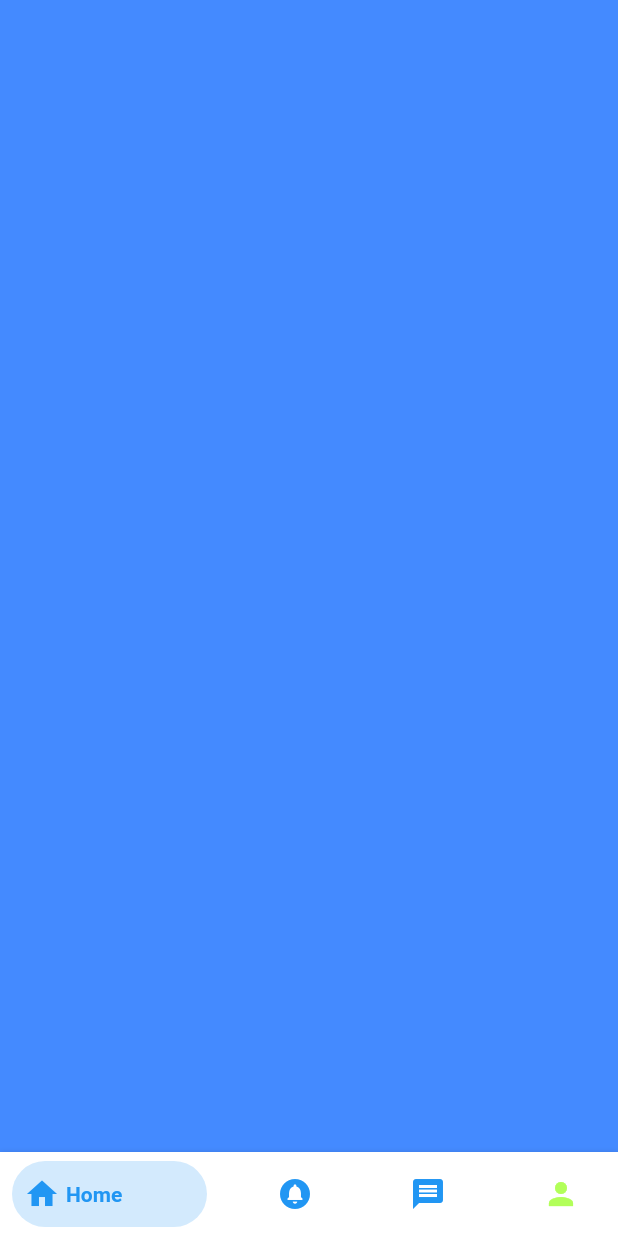
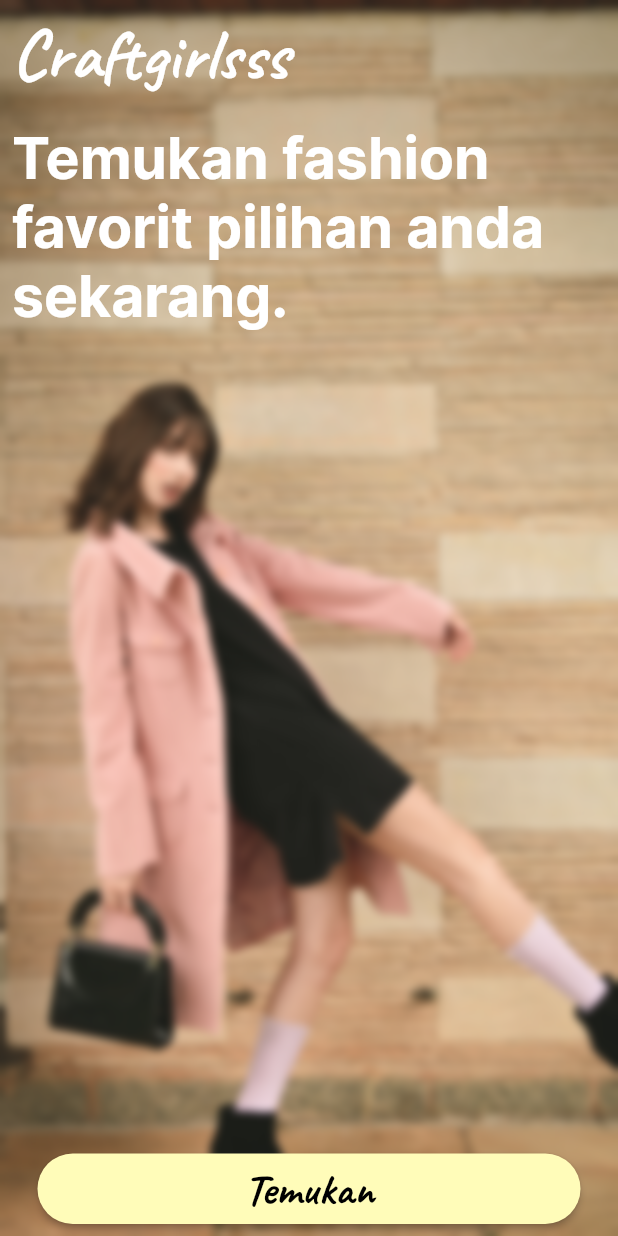
Before and after one commit to craftgirlsss/craftgirlsss-flutter, a Flutter app: the screen it shows after launch, on a phone screen of 412 x 824 dp. Run offline on Flutter 3.47's test engine with Material 2 defaults, Android fonts, the light colour scheme and no system bars; drawn by our look-alikes of bottom_navy_bar; our stand-ins replace get, supabase_flutter; accounts and stored records are empty.

```diff
--- a/lib/main.dart
+++ b/lib/main.dart
@@ -4,10 +4,15 @@ import 'package:craftgirlsss/src/mainpage.dart';
 import 'package:flutter/material.dart';
 import 'package:get/get.dart';
 import 'package:supabase_flutter/supabase_flutter.dart';
+import 'package:flutter/scheduler.dart';
+
+import 'src/views/splashscreen/splashscreen.dart';
 
 Future<void> main() async {
   HttpOverrides.global = CertificateNetwork();
   WidgetsFlutterBinding.ensureInitialized();
+  final isLight =
+      SchedulerBinding.instance.window.platformBrightness == Brightness.light;
   runApp(const MyApp());
   await Supabase.initialize(
     url: 'https://zhfjjcaxzhmrexhkzest.supabase.co',
@@ -18,18 +23,18 @@ Future<void> main() async {
 
 class MyApp extends StatelessWidget {
   const MyApp({super.key});
-
-  // This widget is the root of your application.
   @override
   Widget build(BuildContext context) {
     return GetMaterialApp(
+      debugShowCheckedModeBanner: false,
       transitionDuration: const Duration(milliseconds: 500),
       defaultTransition: Transition.rightToLeft,
-      title: 'Flutter Demo',
+      title: 'Craftgirlsss',
+      darkTheme: ThemeData.dark().copyWith(primaryColor: Colors.red),
       theme: ThemeData(
         primarySwatch: Colors.blue,
       ),
-      home: const MainPage(),
+      home: const SplashScreen(),
     );
   }
 }
--- /dev/null
+++ b/lib/src/view-models/buttons/elevatedbuttons.dart
@@ -0,0 +1,27 @@
+import 'package:craftgirlsss/src/view-models/fontstyles/title.dart';
+import 'package:flutter/material.dart';
+
+Widget kButtons(
+  context, {
+  String? label,
+  Function()? onPressed,
+  Color? labelColor = Colors.white,
+  Color? backgroundColor,
+  double? fonSize = 20,
+}) {
+  return SizedBox(
+    height: 47,
+    width: MediaQuery.of(context).size.width - 50,
+    child: ElevatedButton(
+      onPressed: onPressed,
+      style: ElevatedButton.styleFrom(
+        backgroundColor: backgroundColor,
+        shape: const StadiumBorder(),
+      ),
+      child: Text(
+        label!,
+        style: title(color: labelColor, fontSize: fonSize),
+      ),
+    ),
+  );
+}
--- /dev/null
+++ b/lib/src/view-models/colors/colors.dart
@@ -0,0 +1,5 @@
+import 'package:flutter/material.dart';
+
+Color kColors() {
+  return const Color(0xfffffcb9);
+}
--- /dev/null
+++ b/lib/src/view-models/fontstyles/title.dart
@@ -0,0 +1,23 @@
+import 'package:flutter/material.dart';
+
+TextStyle title(
+    {double? fontSize = 18,
+    Color? color = Colors.black,
+    FontWeight? fontWeight = FontWeight.bold}) {
+  return TextStyle(
+      fontFamily: "Caveat",
+      fontSize: fontSize,
+      color: color,
+      fontWeight: fontWeight);
+}
+
+TextStyle titleInter(
+    {double? fontSize = 18,
+    Color? color = Colors.black,
+    FontWeight? fontWeight = FontWeight.bold}) {
+  return TextStyle(
+      fontFamily: "Inter",
+      fontSize: fontSize,
+      color: color,
+      fontWeight: fontWeight);
+}
--- /dev/null
+++ b/lib/src/views/splashscreen/splashscreen.dart
@@ -0,0 +1,74 @@
+import 'dart:ui';
+
+import 'package:craftgirlsss/src/view-models/buttons/elevatedbuttons.dart';
+import 'package:craftgirlsss/src/view-models/fontstyles/title.dart';
+import 'package:craftgirlsss/src/views/login/login.dart';
+import 'package:flutter/material.dart';
+import 'package:get/get.dart';
+
+class SplashScreen extends StatelessWidget {
+  const SplashScreen({super.key});
+
+  @override
+  Widget build(BuildContext context) {
+    return Scaffold(
+      body: Stack(
+        children: [
+          Container(
+              width: MediaQuery.of(context).size.width,
+              height: MediaQuery.of(context).size.height,
+              decoration: const BoxDecoration(
+                  image: DecorationImage(
+                      image: ExactAssetImage('assets/images/bg-image.jpg'),
+                      fit: BoxFit.cover)),
+              child: BackdropFilter(
+                filter: ImageFilter.blur(sigmaX: 3, sigmaY: 3),
+                child: Container(
+                  decoration:
+                      BoxDecoration(color: Colors.white.withOpacity(0.0)),
+                ),
+              )),
+          Column(
+            crossAxisAlignment: CrossAxisAlignment.start,
+            mainAxisAlignment: MainAxisAlignment.spaceBetween,
+            children: [
+              Container(
+                color: Colors.transparent,
+                child: Column(
+                  crossAxisAlignment: CrossAxisAlignment.start,
+                  children: [
+                    Padding(
+                      padding: const EdgeInsets.all(8.0),
+                      child: Text(
+                        "Craftgirlsss",
+                        style: title(fontSize: 46, color: Colors.white),
+                      ),
+                    ),
+                    Padding(
+                      padding: const EdgeInsets.all(8),
+                      child: Text(
+                        "Temukan fashion favorit pilihan anda sekarang.",
+                        style: titleInter(fontSize: 38, color: Colors.white),
+                      ),
+                    ),
+                  ],
+                ),
+              ),
+              Center(
+                child: Padding(
+                  padding: const EdgeInsets.all(8.0),
+                  child: kButtons(context, label: "Temukan", onPressed: () {
+                    Get.to(() => const LoginPage());
+                  },
+                      fonSize: 30,
+                      labelColor: Colors.black,
+                      backgroundColor: const Color(0xfffffcb9)),
+                ),
+              )
+            ],
+          )
+        ],
+      ),
+    );
+  }
+}
```
Also changed, not shown: lib/src/view-models/appbars/appbar.dart (added, +18 -0 lines), lib/src/view-models/textfields/emailtextinput.dart (added, +33 -0 lines), lib/src/view-models/textfields/passwordtextinput.dart (added, +43 -0 lines), lib/src/views/confirmpassword/confirmpassword.dart (added, +138 -0 lines), lib/src/views/forgotpassword/forgotpassword.dart (added, +63 -0 lines), lib/src/views/login/login.dart (added, +126 -0 lines), lib/src/views/signup/signup.dart (added, +137 -0 lines), pubspec.yaml (+9 -32 lines), assets/fonts/Caveat.ttf (added), assets/fonts/comforta.ttf (added), assets/fonts/inter.ttf (added), assets/icons/visibiility-off.png (added), assets/icons/visibility-on.png (added), assets/images/bg-image.jpg (added), 14 other files.
